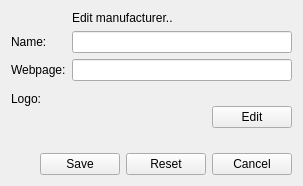
Before: the Qt Designer form client/uiforms/manufacturer_edit.ui in Wolframe/configurator, drawn with Qt 5.
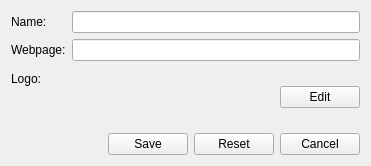
After: the same form once the commit is applied. Icons and pictures are not drawn.

Commit message: allow manufacturers without icons to be added

Patch:
```diff
--- a/client/uiforms/manufacturer_edit.ui
+++ b/client/uiforms/manufacturer_edit.ui
@@ -6,8 +6,8 @@
    <rect>
     <x>0</x>
     <y>0</y>
-    <width>303</width>
-    <height>184</height>
+    <width>371</width>
+    <height>164</height>
    </rect>
   </property>
   <property name="windowTitle">
@@ -24,10 +24,7 @@
    <string>Manufacturer manufacturer {id={?}; name{{name}}; webPage{{webPage}}; picture{id={?}} }</string>
   </property>
   <layout class="QFormLayout" name="formLayout">
-   <property name="fieldGrowthPolicy">
-    <enum>QFormLayout::AllNonFixedFieldsGrow</enum>
-   </property>
-   <item row="0" column="0">
+   <item row="3" column="0">
     <widget class="QLabel" name="label_3">
      <property name="text">
       <string/>
@@ -38,13 +35,13 @@
     </widget>
    </item>
    <item row="0" column="1">
-    <widget class="QLabel" name="label_4">
-     <property name="text">
-      <string>Edit manufacturer..</string>
+    <widget class="QLineEdit" name="name">
+     <property name="initialFocus" stdset="0">
+      <bool>true</bool>
      </property>
     </widget>
    </item>
-   <item row="1" column="0">
+   <item row="0" column="0">
     <widget class="QLabel" name="label_name">
      <property name="text">
       <string>Name:</string>
@@ -55,13 +52,9 @@
     </widget>
    </item>
    <item row="1" column="1">
-    <widget class="QLineEdit" name="name">
-     <property name="initialFocus" stdset="0">
-      <bool>true</bool>
-     </property>
-    </widget>
+    <widget class="QLineEdit" name="webPage"/>
    </item>
-   <item row="2" column="0">
+   <item row="1" column="0">
     <widget class="QLabel" name="label_description">
      <property name="text">
       <string>Webpage:</string>
@@ -72,19 +65,6 @@
     </widget>
    </item>
    <item row="2" column="1">
-    <widget class="QLineEdit" name="webPage"/>
-   </item>
-   <item row="3" column="0">
-    <widget class="QLabel" name="label">
-     <property name="text">
-      <string>Logo:</string>
-     </property>
-     <property name="buddy">
-      <cstring>searchButton</cstring>
-     </property>
-    </widget>
-   </item>
-   <item row="3" column="1">
     <layout class="QHBoxLayout" name="horizontalLayout_3">
      <item>
       <widget class="QLabel" name="image">
@@ -151,7 +131,17 @@
      </item>
     </layout>
    </item>
-   <item row="4" column="0" colspan="2">
+   <item row="2" column="0">
+    <widget class="QLabel" name="label">
+     <property name="text">
+      <string>Logo:</string>
+     </property>
+     <property name="buddy">
+      <cstring>searchButton</cstring>
+     </property>
+    </widget>
+   </item>
+   <item row="3" column="1">
     <layout class="QHBoxLayout" name="horizontalLayout">
      <item>
       <spacer name="horizontalSpacer">
```
Left out of the diff: 2 changed lines with no effect on the pictures. The commit also changes 2 other files.
